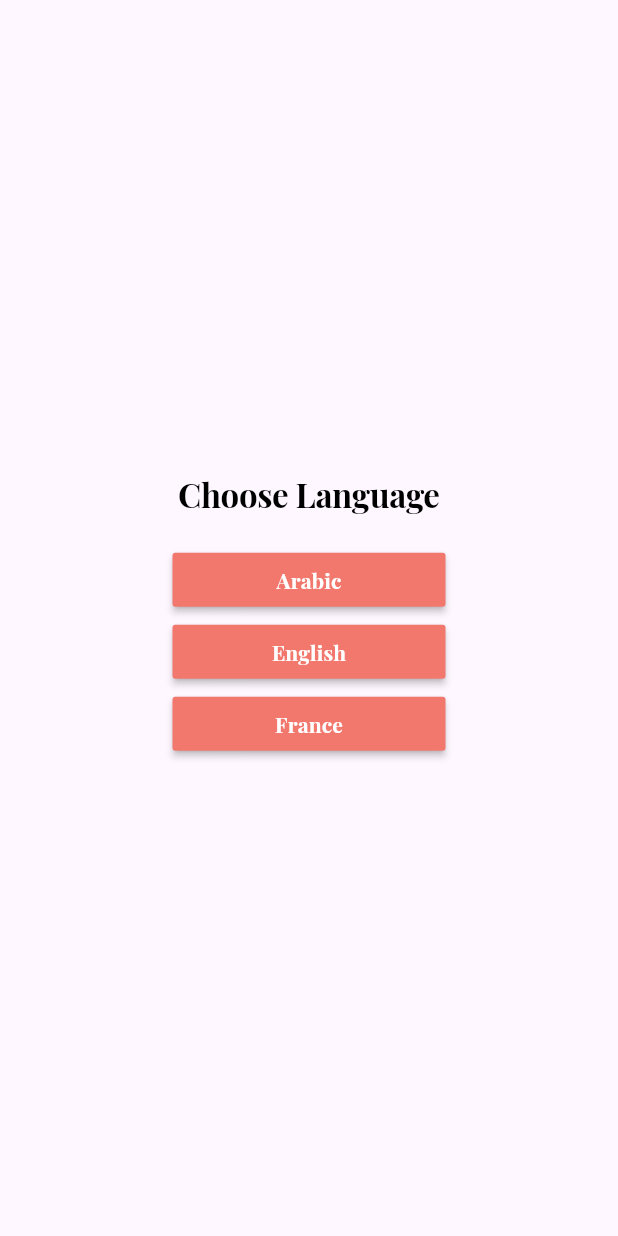
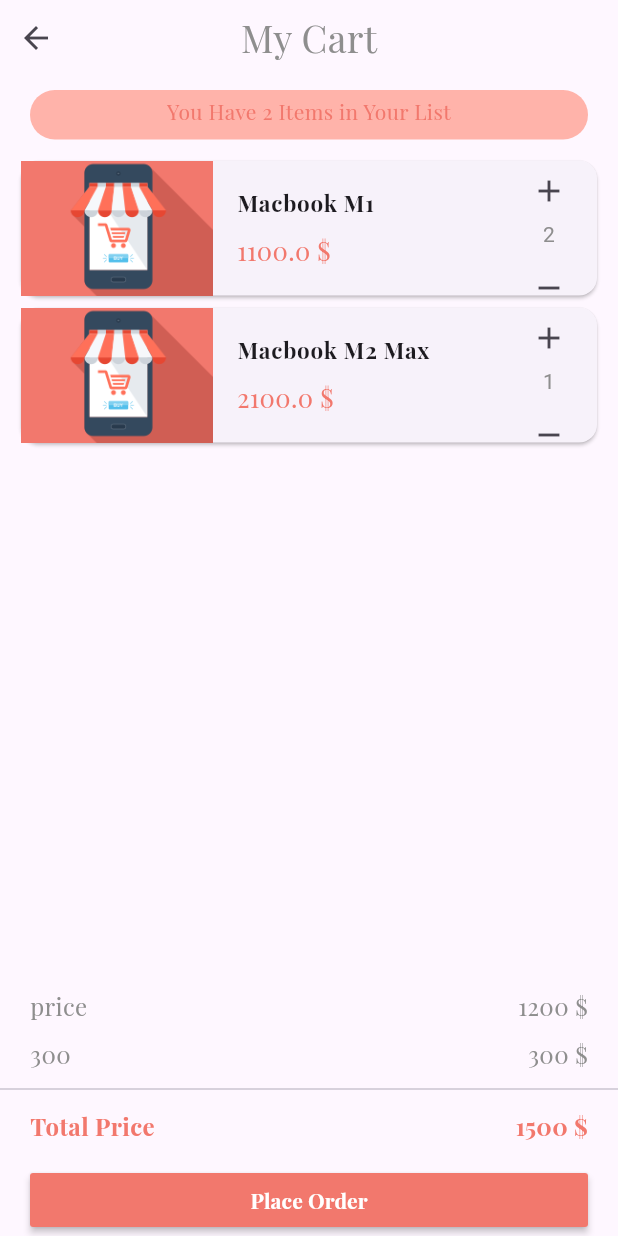
Before and after one commit to MohamedLemine43175820/user_app, a Flutter app: the screen it shows after launch, on a phone screen of 412 x 824 dp. Run offline on Flutter 3.47's test engine with Material 3 defaults, Android fonts, the phone set to English and light mode, and no system bars; our stand-ins replace cached_network_image, dartz, dio, firebase_core, firebase_messaging, flutter_otp_text_field and 4 more; accounts and stored records are empty; Roboto replaces fonts that are missing (sans); project files that could hold a hidden picture were left out.

Commit message:
cart design

```diff
--- a/lib/link_api.dart
+++ b/lib/link_api.dart
@@ -42,6 +42,7 @@ class AppLink {
 
 
 
+
 // ================================= home ========================== //
 
 
@@ -80,6 +81,19 @@ class AppLink {
 
 
   }*/
+
+// ================================= Cart  ========================== //
+
+  static const String addToCart = "api/cart/add-to-cart";
+  static const String deleteFromCart = "api/cart/delete-from-cart";
+
+  static const String getCountProducts = "api/cart/get-count-products/:usersid/:productsid";
+
+  static const String getCartDataByUserAndProduct = "api/cart/:userid/:productid";
+
+
+
+  ///api/cart
 
 //{
 //     "status": "success",
--- a/lib/routes.dart
+++ b/lib/routes.dart
@@ -10,6 +10,7 @@ import 'package:user_app/view/screen/auth/login.dart';
 import 'package:user_app/view/screen/auth/signup.dart';
 import 'package:user_app/view/screen/auth/success_signup.dart';
 import 'package:user_app/view/screen/auth/verifycodesignup.dart';
+import 'package:user_app/view/screen/cart.dart';
 import 'package:user_app/view/screen/home.dart';
 import 'package:user_app/view/screen/home_screen.dart';
 import 'package:user_app/view/screen/items.dart';
@@ -20,7 +21,8 @@ import 'package:user_app/view/screen/onboarding.dart';
 import 'package:user_app/view/screen/product_details.dart';
 
 List<GetPage<dynamic>>? routes = [
-  GetPage(  name: "/", page: () => const Language(), middlewares: [MyMiddleWare()]),
+//  GetPage(  name: "/", page: () => const Language(), middlewares: [MyMiddleWare()]),
+  GetPage(name: "/", page: () => Cart()),
   GetPage(name: AppRoute.login, page: () => const Login()),
   GetPage(name: AppRoute.signUp, page: () => const SignUp()),
   GetPage(name: AppRoute.forgetPassword, page: () => const ForgetPassword()),
--- /dev/null
+++ b/lib/view/screen/cart.dart
@@ -0,0 +1,38 @@
+// ignore_for_file: prefer_const_constructors
+
+import 'package:flutter/material.dart';
+import 'package:user_app/view/widget/cart/app_bar_cart.dart';
+import 'package:user_app/view/widget/cart/custom_bottom_navgation_bar_cart.dart';
+import 'package:user_app/view/widget/cart/custom_items_cart_list.dart';
+import 'package:user_app/view/widget/cart/top_card_cart.dart';
+
+class Cart extends StatelessWidget {
+  const Cart({Key? key}) : super(key: key);
+
+  @override
+  Widget build(BuildContext context) {
+    return Scaffold(
+        bottomNavigationBar: BottomNavgationBarCart(
+            price: "1200", shipping: "300", totalprice: "1500"),
+        body: ListView(
+          children: [
+            TopAppbarCart(
+              title: 'My Cart',
+            ),
+            SizedBox(height: 10),
+            TopCardCart(message: "You Have 2 Items in Your List"),
+            Container(
+              padding: EdgeInsets.all(10),
+              child: Column(
+                children: const [
+                  CustomItemsCartList(
+                      name: "Macbook M1", price: "1100.0 \$", count: "2"),
+                  CustomItemsCartList(
+                      name: "Macbook M2 Max", price: "2100.0 \$", count: "1"),
+                ],
+              ),
+            )
+          ],
+        ));
+  }
+}
--- /dev/null
+++ b/lib/view/widget/cart/app_bar_cart.dart
@@ -0,0 +1,31 @@
+import 'package:flutter/material.dart';
+
+class TopAppbarCart extends StatelessWidget {
+  final String title ;
+  const TopAppbarCart({Key? key, required this.title}) : super(key: key);
+
+  @override
+  Widget build(BuildContext context) {
+    return Container(
+        alignment: Alignment.center,
+        child: Row(
+          children: [
+            Expanded(
+                child: Container(
+                  alignment: Alignment.centerLeft,
+                  child: IconButton(
+                      onPressed: () {}, icon: Icon(Icons.arrow_back)),
+                )),
+            Expanded(
+                child: Container(
+                  alignment: Alignment.center,
+                  child: Text(
+                    title,
+                    style: TextStyle(fontSize: 25),
+                  ),
+                )),
+            Spacer()
+          ],
+        )) ;
+  }
+}
--- /dev/null
+++ b/lib/view/widget/cart/button_cart.dart
@@ -0,0 +1,25 @@
+
+import 'package:flutter/material.dart';
+import 'package:user_app/core/constant/color.dart';
+
+class CustomButtonCart extends StatelessWidget {
+  final String textbutton;
+  final void Function()? onPressed;
+  const CustomButtonCart({Key? key, required this.textbutton, this.onPressed})
+      : super(key: key);
+
+  @override
+  Widget build(BuildContext context) {
+    return Container(
+      padding: const EdgeInsets.symmetric(horizontal: 20),
+      width: double.infinity,
+      child: MaterialButton(
+        color: AppColor.primaryColor,
+        textColor: Colors.white,
+        onPressed: onPressed,
+        child: Text(textbutton,
+            style: const TextStyle(fontWeight: FontWeight.bold)),
+      ),
+    );
+  }
+}
--- /dev/null
+++ b/lib/view/widget/cart/custom_bottom_navgation_bar_cart.dart
@@ -0,0 +1,70 @@
+// ignore_for_file: prefer_const_constructors
+
+
+import 'package:flutter/material.dart';
+import 'package:user_app/core/constant/color.dart';
+import 'package:user_app/view/widget/cart/button_cart.dart';
+
+class BottomNavgationBarCart extends StatelessWidget {
+  final String price ;
+  final String shipping ;
+  final String totalprice ;
+  const BottomNavgationBarCart({Key? key, required this.price, required this.shipping, required this.totalprice}) : super(key: key);
+
+  @override
+  Widget build(BuildContext context) {
+    return Container(
+        child: Column(
+          mainAxisSize: MainAxisSize.min,
+          children: [
+            Row(
+              mainAxisAlignment: MainAxisAlignment.spaceBetween,
+              children: [
+                Container(
+                    padding: EdgeInsets.symmetric(horizontal: 20),
+                    child: Text("price", style: TextStyle(fontSize: 16))),
+                Container(
+                    padding: EdgeInsets.symmetric(horizontal: 20),
+                    child: Text("$price \$", style: TextStyle(fontSize: 16)))
+              ],
+            ),
+            Row(
+              mainAxisAlignment: MainAxisAlignment.spaceBetween,
+              children: [
+                Container(
+                    padding: EdgeInsets.symmetric(horizontal: 20),
+                    child: Text("$shipping", style: TextStyle(fontSize: 16))),
+                Container(
+                    padding: EdgeInsets.symmetric(horizontal: 20),
+                    child: Text("300 \$", style: TextStyle(fontSize: 16)))
+              ],
+            ),
+            Divider(),
+            Row(
+              mainAxisAlignment: MainAxisAlignment.spaceBetween,
+              children: [
+                Container(
+                    padding: EdgeInsets.symmetric(horizontal: 20),
+                    child: Text("Total Price",
+                        style: TextStyle(
+                            fontSize: 16,
+                            fontWeight: FontWeight.bold,
+                            color: AppColor.primaryColor))),
+                Container(
+                    padding: EdgeInsets.symmetric(horizontal: 20),
+                    child: Text("$totalprice \$",
+                        style: TextStyle(
+                            fontSize: 16,
+                            fontWeight: FontWeight.bold,
+                            color: AppColor.primaryColor)))
+              ],
+            ),
+            SizedBox(height: 10),
+            CustomButtonCart(
+              textbutton: "Place Order",
+              onPressed: () {},
+            )
+          ],
+        ));
+  }
+}
--- /dev/null
+++ b/lib/view/widget/cart/custom_items_cart_list.dart
@@ -0,0 +1,53 @@
+
+import 'package:flutter/material.dart';
+import 'package:user_app/core/constant/color.dart';
+import 'package:user_app/core/constant/imgaeasset.dart';
+
+class CustomItemsCartList extends StatelessWidget {
+  final String name ;
+  final String price  ;
+  final String count   ;
+  const CustomItemsCartList({Key? key, required this.name, required this.price, required this.count , }) : super(key: key);
+
+  @override
+  Widget build(BuildContext context) {
+    return Card(
+      child: Container(
+        child: Row(children: [
+          Expanded(
+              flex: 2,
+              child: Image.asset(
+                AppImageAsset.logo,
+                height: 90,
+                fit: BoxFit.cover,
+              )),
+          Expanded(
+              flex: 3,
+              child: ListTile(
+                title: Text(name, style: TextStyle(fontSize: 15)),
+                subtitle: Text(price,
+                    style:
+                    TextStyle(color: AppColor.primaryColor, fontSize: 17)),
+              )),
+          Expanded(
+              child: Column(
+                children: [
+                  Container(
+                      height: 35,
+                      child: IconButton(onPressed: () {}, icon: Icon(Icons.add))),
+                  Container(
+                      height: 30,
+                      child: Text(
+                        count,
+                        style: TextStyle(fontFamily: "sans"),
+                      )),
+                  Container(
+                      height: 25,
+                      child: IconButton(onPressed: () {}, icon: Icon(Icons.remove)))
+                ],
+              ))
+        ]),
+      ),
+    );
+  }
+}
--- /dev/null
+++ b/lib/view/widget/cart/top_card_cart.dart
@@ -0,0 +1,24 @@
+
+import 'package:flutter/material.dart';
+import 'package:user_app/core/constant/color.dart';
+
+class TopCardCart extends StatelessWidget {
+  final String message ;
+  const TopCardCart({Key? key, required this.message}) : super(key: key);
+
+  @override
+  Widget build(BuildContext context) {
+    return Container(
+      padding: EdgeInsets.only(bottom: 5),
+      margin: EdgeInsets.symmetric(horizontal: 20),
+      // height: 20,
+      decoration: BoxDecoration(
+        color: AppColor.thirdColor,
+        borderRadius: BorderRadius.circular(20),
+      ),
+      child: Text(message,
+          textAlign: TextAlign.center,
+          style: TextStyle(color: AppColor.primaryColor)),
+    ) ;
+  }
+}
```
